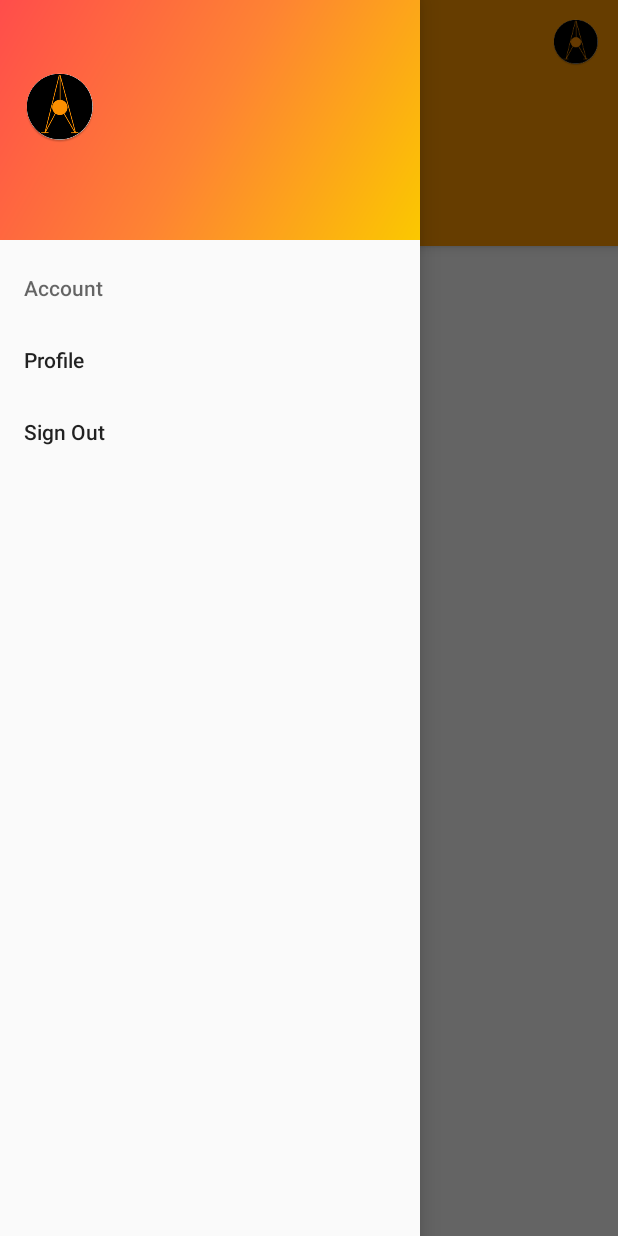
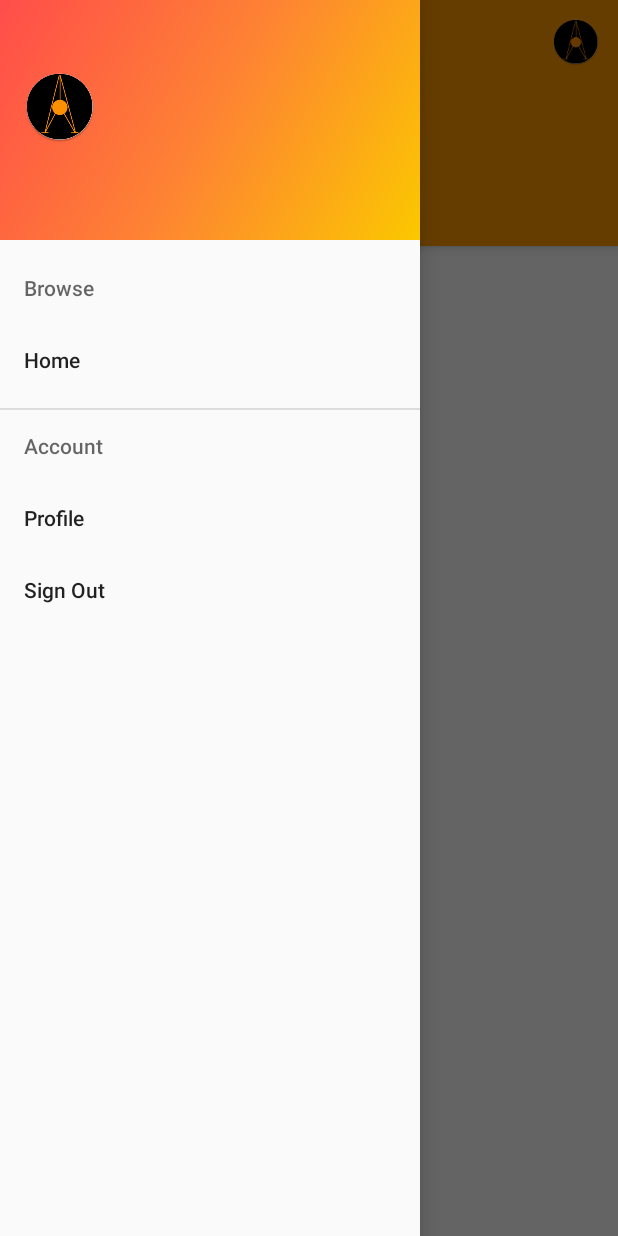
Before and after one commit to itsnotafake/AMain, an Android app: the ProfileActivity screen opened directly, with no data from a screen before it, with the side drawer open, on a phone screen of 412 x 824 dp. Run offline under Robolectric (Android 15) with nearby library versions, the phone set to English and light mode, and no system bars; our stand-ins replace CircleImageView, Firebase (no records; nobody signed in at launch, a user with empty details on screens opened directly); libraries missing offline, so code that uses them is left out: com.firebase.ui, pl.aprilapps.easyphotopicker; pictures from the network do not load; 1 statement that could not run was skipped.

Commit message:
feat: ProfileActivity UI
Made some minor updates to the UI of profile activity. Also changed titles of some activities

```diff
--- a/Atakr/app/src/main/AndroidManifest.xml
+++ b/Atakr/app/src/main/AndroidManifest.xml
@@ -16,7 +16,8 @@
 
         <activity
             android:name=".framework.MainActivity"
-            android:theme="@style/AppTheme.NoActionBar">
+            android:theme="@style/AppTheme.NoActionBar"
+            android:label="@string/main_activity_label">
             <intent-filter>
                 <action android:name="android.intent.action.MAIN" />
                 <category android:name="android.intent.category.LAUNCHER" />
@@ -27,7 +28,8 @@
         </activity>
 
         <activity
-            android:name=".framework.ProfileActivity"/>
+            android:name=".framework.ProfileActivity"
+            android:label="@string/profile_activity_label"/>
 
         <activity
             android:name=".framework.ShareActivity"
--- a/Atakr/app/src/main/res/layout/activity_profile.xml
+++ b/Atakr/app/src/main/res/layout/activity_profile.xml
@@ -1,8 +1,7 @@
 <?xml version="1.0" encoding="utf-8"?>
-<android.support.v4.widget.DrawerLayout
-    xmlns:android="http://schemas.android.com/apk/res/android"
+<android.support.v4.widget.DrawerLayout xmlns:android="http://schemas.android.com/apk/res/android"
+    xmlns:app="http://schemas.android.com/apk/res-auto"
     xmlns:tools="http://schemas.android.com/tools"
-    xmlns:app="http://schemas.android.com/apk/res-auto"
     android:id="@+id/drawer_layout"
     android:layout_width="match_parent"
     android:layout_height="match_parent">
@@ -27,38 +26,38 @@
                 android:layout_width="100dp"
                 android:layout_height="100dp"
                 android:layout_margin="4dp"
-                app:civ_border_width="2dp"
-                app:civ_border_color="#FF000000"
                 android:contentDescription="@string/profile_picture_CD"
-                android:src="@drawable/account_anon_icon" />
+                android:src="@drawable/account_anon_icon"
+                app:civ_border_color="@color/white"
+                app:civ_border_width="2dp" />
 
             <LinearLayout
-                android:layout_width="wrap_content"
+                android:layout_width="match_parent"
                 android:layout_height="wrap_content"
-                android:layout_marginLeft="4dp"
-                android:layout_marginStart="4dp"
-                android:layout_marginTop="2dp"
+                android:layout_marginLeft="@dimen/profile_header_margin_left"
+                android:layout_marginStart="@dimen/profile_header_margin_left"
+                android:layout_marginTop="@dimen/profile_header_margin_top"
                 android:orientation="vertical">
 
                 <TextView
                     android:id="@+id/profile_username"
+                    style="@style/profile_title_text"
                     android:layout_width="wrap_content"
                     android:layout_height="wrap_content"
-                    style="@style/profile_title_text"
                     tools:text="Username" />
 
                 <TextView
                     android:id="@+id/profile_shared"
+                    style="@style/profile_subtitle_text"
                     android:layout_width="wrap_content"
                     android:layout_height="wrap_content"
-                    style="@style/profile_subtitle_text"
                     tools:text="Videos Shared" />
 
                 <TextView
                     android:id="@+id/profile_followers"
+                    style="@style/profile_subtitle_text"
                     android:layout_width="wrap_content"
                     android:layout_height="wrap_content"
-                    style="@style/profile_subtitle_text"
                     tools:text="Followers" />
             </LinearLayout>
         </LinearLayout>
--- a/Atakr/app/src/main/res/menu/main_navigation_menu.xml
+++ b/Atakr/app/src/main/res/menu/main_navigation_menu.xml
@@ -2,6 +2,16 @@
 <menu xmlns:android="http://schemas.android.com/apk/res/android">
     <group
         android:checkableBehavior="single">
+        <item
+            android:id="@+id/navigation_menu_browse"
+            android:title="@string/navigation_menu_browse">
+            <menu>
+                <item
+                    android:id="@+id/navigation_menu_home"
+                    android:title="@string/navigation_menu_home"/>
+            </menu>
+        </item>
+
         <item
             android:id="@+id/navigation_menu_account"
             android:title="@string/navigation_menu_account">
--- a/Atakr/app/src/main/res/values/colors.xml
+++ b/Atakr/app/src/main/res/values/colors.xml
@@ -17,6 +17,7 @@
     <color name="black">#FF000000</color>
     <color name="dark_grey">#616161</color>
     <color name="white">#FFFFFF</color>
+    <color name="light_orange">#FFF3E0</color>
 
     <!-- Login Colors -->
     <color name="login_primary">#424242</color>
--- a/Atakr/app/src/main/res/values/dimens.xml
+++ b/Atakr/app/src/main/res/values/dimens.xml
@@ -45,6 +45,10 @@
     <dimen name="share_button_margin">8dp</dimen>
     <dimen name="share_button_textSize">16sp</dimen>
 
+    <!-- PROFILE ACTIVITY DIMENS -->
+    <dimen name="profile_header_margin_top">2dp</dimen>
+    <dimen name="profile_header_margin_left">10dp</dimen>
+
     <!-- WIDGET DIMENS -->
     <dimen name="widget_margin">8dp</dimen>
 </resources>
--- a/Atakr/app/src/main/res/values/strings.xml
+++ b/Atakr/app/src/main/res/values/strings.xml
@@ -1,26 +1,31 @@
 <resources xmlns:xliff="urn:oasis:names:tc:xliff:document:1.2">
     <string name="app_name" translatable="false">Atakr</string>
+    <string name="main_activity_label">Welcome!</string>
+    <string name="profile_activity_label">Profile</string>
+
     <string name="preference_userID_key" translatable="false">templar.atakr.PREFERENCE_USERID_KEY</string>
     <string name="preference_username_key" translatable="false">templar.atakr.PREFERENCE_USERNAME_KEY</string>
     <string name="preference_profile_image_sig" translatable="false">templar.atakr.PREFERENCE_PROFILE_IMAGE_SIG</string>
 
-    <!-- MAIN ACTIVITY STRINGS -->
+    <!-- SUPER ACTIVITY STRINGS -->
     <string name="drawer_open">side menu opened</string>
     <string name="drawer_close">side menu closed</string>
-
     <string name="main_navigation_icon_CD">Your Profile Picture</string>
 
-    <string name="action_settings">Title</string>
-    <string name="toolbar_search">Search</string>
-    <string name="toolbar_profile">Profile</string>
-    <string name="search_hint">Search Atakr Videos</string>
     <string name="navigation_menu_browse">Browse</string>
+    <string name="navigation_menu_home">Home</string>
     <string name="navigation_menu_games">Games</string>
     <string name="navigation_menu_game_genre">Game Genre</string>
     <string name="navigation_menu_video_genre">Video Genre</string>
     <string name="navigation_menu_account">Account</string>
     <string name="navigation_menu_signout">Sign Out</string>
     <string name="navigation_menu_profile">Profile</string>
+
+    <!-- MAIN ACTIVITY STRINGS -->
+    <string name="action_settings">Title</string>
+    <string name="toolbar_search">Search</string>
+    <string name="toolbar_profile">Profile</string>
+    <string name="search_hint">Search Atakr Videos</string>
 
     <!-- SHARE ACTIVITY STRINGS -->
     <string name="share_profilepicture_CD">Profile Picture</string>
--- a/Atakr/app/src/main/res/values/styles.xml
+++ b/Atakr/app/src/main/res/values/styles.xml
@@ -57,16 +57,15 @@
     <style name="profile_title_text">
         <item name="android:textSize">26sp</item>
         <item name="android:textStyle">bold</item>
-        <item name="android:textColor">@color/black</item>
+        <item name="android:textColor">@color/white</item>
         <item name="android:maxLines">1</item>
         <item name="android:ellipsize">end</item>
     </style>
     <style name="profile_subtitle_text">
-        <item name="android:textSize">16sp</item>
-        <item name="android:textColor">@color/dark_grey</item>
+        <item name="android:textSize">13sp</item>
+        <item name="android:textColor">@color/light_orange</item>
         <item name="android:maxLines">1</item>
         <item name="android:ellipsize">end</item>
-        <item name="android:layout_marginLeft">2dp</item>
         <item name="android:layout_marginTop">1dp</item>
     </style>
 
```
